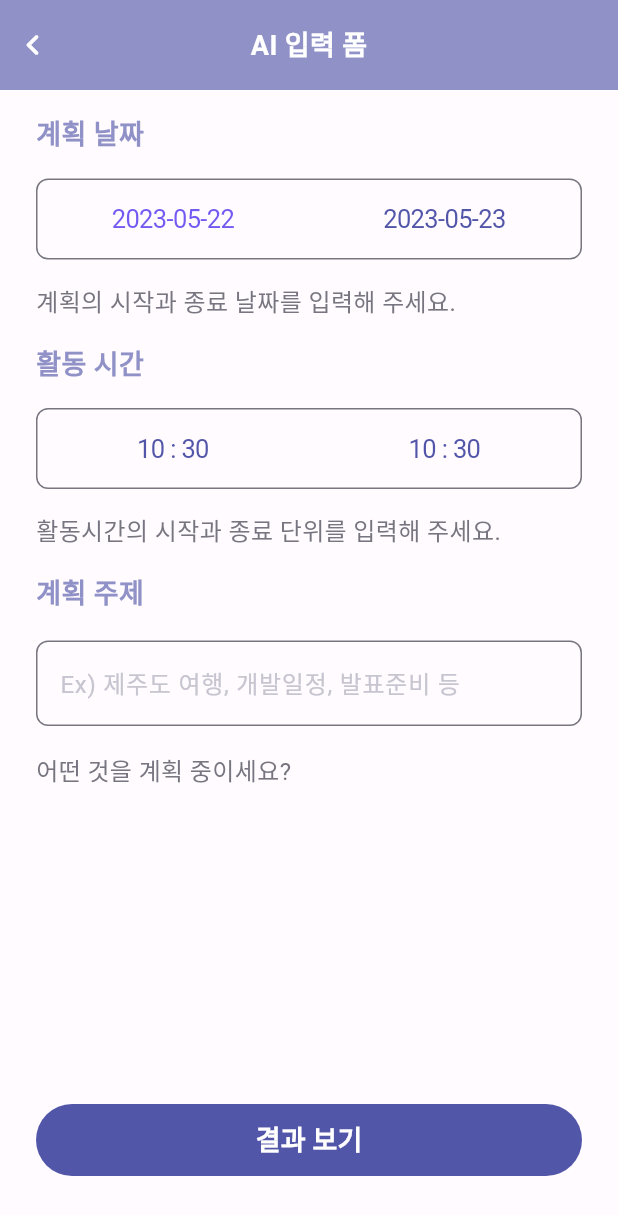
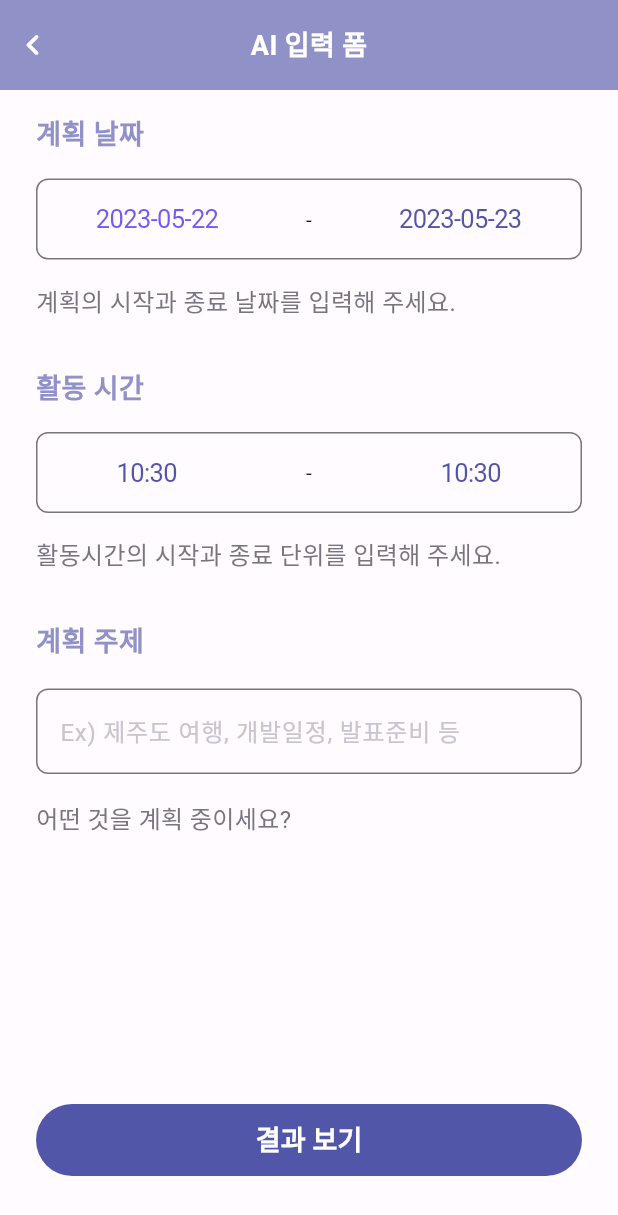
Before and after one commit to Daryu-Kim/plancation-flutter, a Flutter app: the AIFormPage screen opened directly, on a phone screen of 412 x 824 dp. Shown: the top 1215 px of the screen. Run offline on Flutter 3.47's test engine with Material 2 defaults, Android fonts, the phone set to English and light mode, and no system bars; our stand-ins replace calendar_timeline, cloud_firestore, curved_navigation_bar, firebase_auth, firebase_core, firebase_storage and 11 more; missing offline and left inert: word_break_text; accounts and stored records are empty; Roboto replaces fonts that are missing (Pretendard).

Commit message:
ai update

```diff
--- a/lib/pages/ai_form/ai_form.dart
+++ b/lib/pages/ai_form/ai_form.dart
@@ -4,7 +4,7 @@ import 'package:intl/intl.dart';
 import 'package:plancation/pages/ai_form/ai_result.dart';
 
 class AIFormPage extends StatefulWidget {
-  const AIFormPage({super.key});
+  const AIFormPage({Key? key}) : super(key: key);
 
   @override
   _AIFormPageState createState() => _AIFormPageState();
@@ -16,6 +16,7 @@ class _AIFormPageState extends State<AIFormPage> {
 
   String? enteredSubject;
   final TextEditingController _controller = TextEditingController();
+
   @override
   void initState() {
     super.initState();
@@ -109,9 +110,11 @@ class _AIFormPageState extends State<AIFormPage> {
                                         .add(const Duration(minutes: -5)),
                                     maximumDate: selectedEndDate,
                                     onDateTimeChanged: (DateTime pickedDate) {
-                                      setState(() {
+                                      setState(
+                                        () {
                                           selectedStartDate = pickedDate;
-                                      });
+                                        },
+                                      );
                                     },
                                   ),
                                 );
@@ -124,6 +127,7 @@ class _AIFormPageState extends State<AIFormPage> {
                                 color: Theme.of(context).colorScheme.tertiary),
                           ),
                         ),
+                        const Text('-'),
                         CupertinoButton(
                           onPressed: () {
                             showCupertinoModalPopup(
@@ -165,7 +169,7 @@ class _AIFormPageState extends State<AIFormPage> {
                       color: Theme.of(context).colorScheme.outline,
                     ),
                   ),
-                  const SizedBox(height: 16),
+                  const SizedBox(height: 32),
                   Text(
                     '활동 시간',
                     style: TextStyle(
@@ -218,7 +222,7 @@ class _AIFormPageState extends State<AIFormPage> {
                           },
                           child: Text(
                             selectedStartTime != null
-                                ? DateFormat('HH : mm').format(DateTime(
+                                ? DateFormat('HH:mm').format(DateTime(
                                     selectedStartDate!.year,
                                     selectedStartDate!.month,
                                     selectedStartDate!.day,
@@ -228,6 +232,7 @@ class _AIFormPageState extends State<AIFormPage> {
                                 : '시간 선택',
                           ),
                         ),
+                        const Text('-'),
                         CupertinoButton(
                           onPressed: () {
                             showCupertinoModalPopup(
@@ -260,7 +265,7 @@ class _AIFormPageState extends State<AIFormPage> {
                           },
                           child: Text(
                             selectedEndTime != null
-                                ? DateFormat('HH : mm').format(DateTime(
+                                ? DateFormat('HH:mm').format(DateTime(
                                     selectedEndDate!.year,
                                     selectedEndDate!.month,
                                     selectedEndDate!.day,
@@ -282,7 +287,7 @@ class _AIFormPageState extends State<AIFormPage> {
                       color: Theme.of(context).colorScheme.outline,
                     ),
                   ),
-                  const SizedBox(height: 16),
+                  const SizedBox(height: 32),
                   Text(
                     '계획 주제',
                     style: TextStyle(
@@ -298,21 +303,27 @@ class _AIFormPageState extends State<AIFormPage> {
                     onChanged: (value) {
                       enteredSubject = value;
                     },
-                    controller: null,
+                    controller: _controller,
                     keyboardType: TextInputType.multiline,
                     maxLines: null,
+                    textInputAction: TextInputAction.done,
+                    onEditingComplete: () {
+                      FocusScope.of(context).unfocus();
+                    },
                     decoration: InputDecoration(
                       hintText: "Ex) 제주도 여행, 개발일정, 발표준비 등",
                       hintStyle: TextStyle(
-                            color:
-                                Theme.of(context).colorScheme.outlineVariant),
+                        color: Theme.of(context).colorScheme.outlineVariant,
+                      ),
                       border: OutlineInputBorder(
                         borderRadius: BorderRadius.circular(8),
                         borderSide: BorderSide(
                           color: Theme.of(context).colorScheme.outline,
                           width: 2,
-                              style: BorderStyle.solid),
-                        )),
+                          style: BorderStyle.solid,
+                        ),
+                      ),
+                    ),
                   ),
                   const SizedBox(
                     height: 18,
@@ -334,9 +345,8 @@ class _AIFormPageState extends State<AIFormPage> {
                     height: 48,
                     child: FilledButton(
                         onPressed: () {
-                          // String prompt = _controller.text;
                           String prompt =
-                              '$selectedStartDate 부터 $selectedEndDate 까지 $enteredSubject을 할거야 활동시간은 $selectedStartTime 부터 $selectedEndTime 까지고 일정은 여유있게 계획 세워줘';
+                              '${DateFormat('yyyy-MM-dd').format(selectedStartDate!)}부터 ${DateFormat('yyyy-MM-dd').format(selectedEndDate!)}까지 $enteredSubject을 할거야 활동시간은 ${DateFormat('HH:mm').format(DateTime(selectedStartDate!.year, selectedStartDate!.month, selectedStartDate!.day, selectedStartTime!.hour, selectedStartTime!.minute))}부터 ${DateFormat('HH:mm').format(DateTime(selectedEndDate!.year, selectedEndDate!.month, selectedEndDate!.day, selectedEndTime!.hour, selectedEndTime!.minute))}까지고 일정은 여유있게 계획 세워줘';
                           Navigator.push(
                             context,
                             MaterialPageRoute(
--- a/lib/pages/ai_form/ai_loading.dart
+++ b/lib/pages/ai_form/ai_loading.dart
@@ -4,7 +4,7 @@ import 'package:plancation/styles/app_bar_style.dart';
 import 'package:plancation/styles/body_style.dart';
 import 'package:http/http.dart' as http;
 
-const apiKey = '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';
+const apiKey = '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';
 const apiUrl = 'https://api.openai.com/v1/completions';
 
 Future<String> generateText(String prompt) async {
```
Lines whose indentation alone changed are shown as unchanged.
